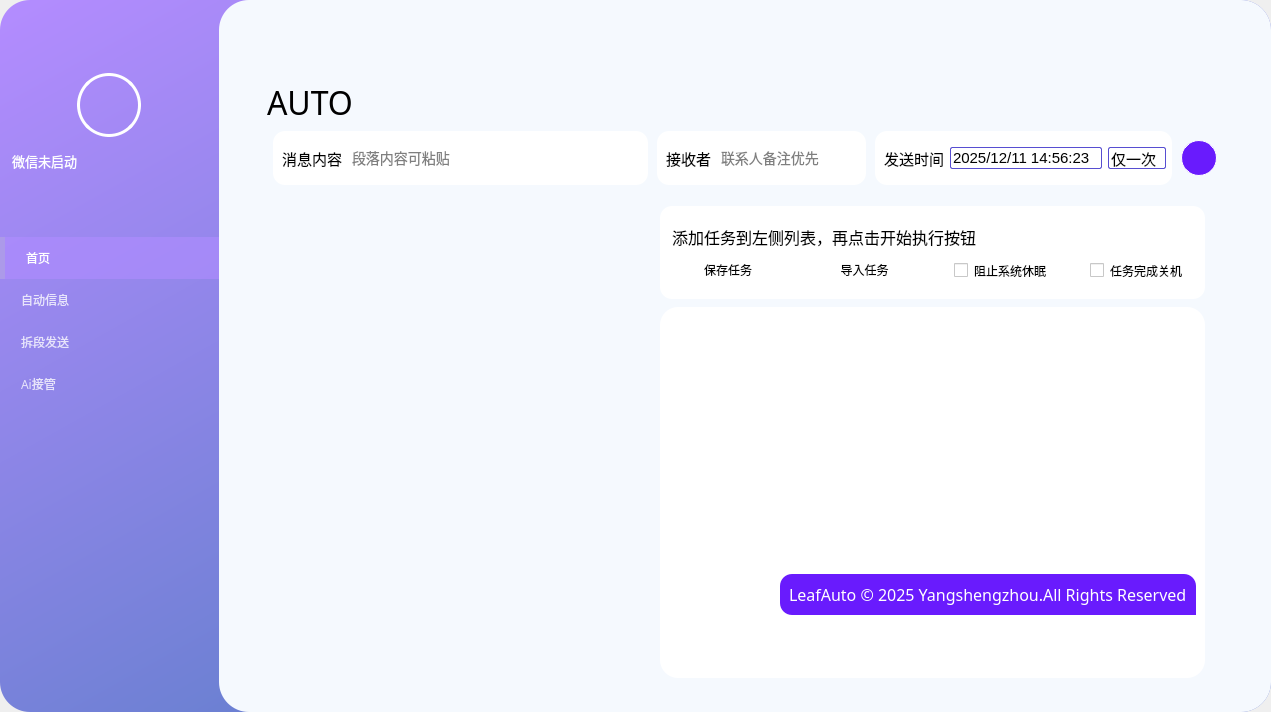
First picture: the form in Ui_MainWindow.ui, repository YangShengzhou03/LeafAutoFly, before the edit.
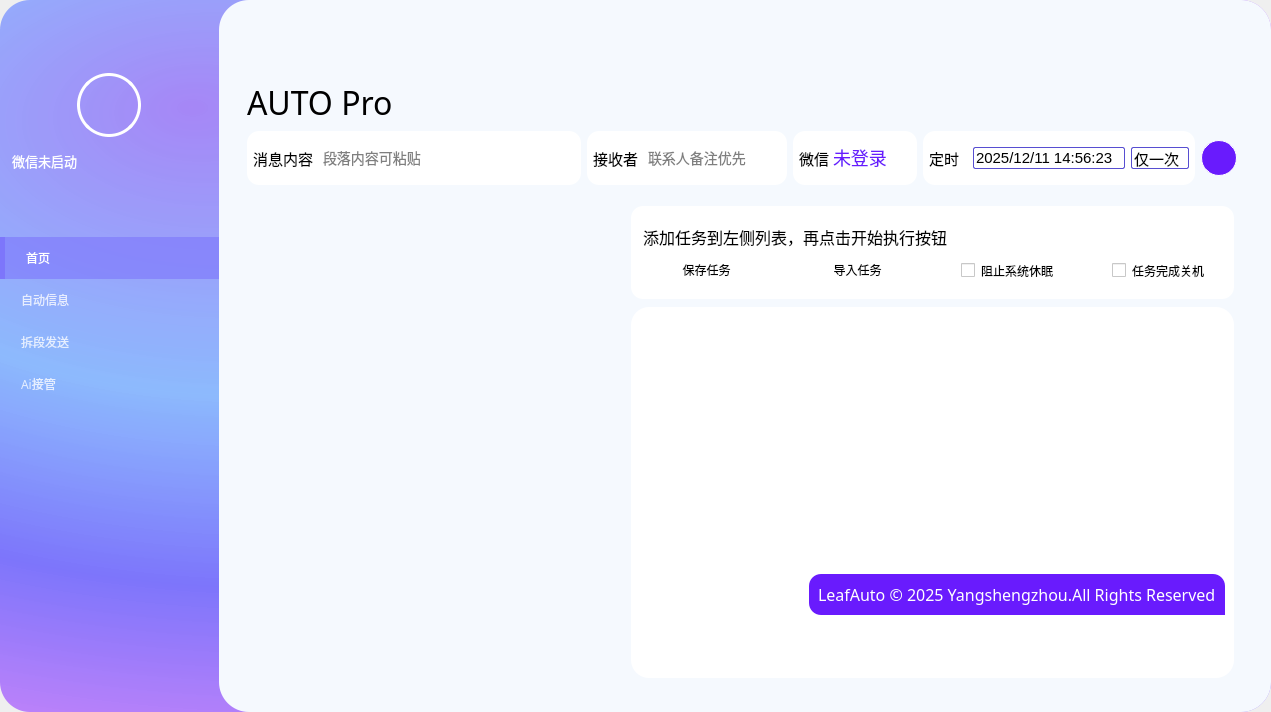
Second picture: the form after the edit. The open tabs and pages were chosen to show the change. Icons and pictures are not drawn.

Commit message: LeafAuto PRO更新

What changed in the file:
```diff
--- a/Ui_MainWindow.ui
+++ b/Ui_MainWindow.ui
@@ -37,7 +37,7 @@
      <widget class="QFrame" name="main_Frame">
       <property name="styleSheet">
        <string notr="true">QFrame#main_Frame{
-background-color: qlineargradient(x0:0, y0:1, x1:1, y1:1,stop:0.4  rgb(107, 128, 210), stop:1 rgb(180, 140, 255));
+background:qradialgradient(cx:0.3,cy:0.3,radius:1.2,fx:0.15,fy:0.15,stop:0 rgba(162,129,247,0.95),stop:0.3 rgba(130,180,255,0.9),stop:0.5 rgba(119,111,252,0.95),stop:0.7 rgba(200,120,250,0.9),stop:0.9 rgba(119,111,252,0.85),stop:1 rgba(80,50,200,0.8));
 border:0px solid red;
 border-radius:30px
 }</string>
@@ -265,24 +265,24 @@
             </property>
             <property name="styleSheet">
              <string notr="true">QListView {
+}
 
+QListView::item {
+    background-color: transparent;
+    color: rgba(255, 255, 255, 199);
+    padding: 12px;
+    padding-left: 18px;
 }
-QListView::item{
-background-color: transparent;
-	color: rgba(255, 255, 255, 199);
-padding:12px;
-padding-left:18px;
-}
+
 QListView::item:hover {
-	background-color: rgba(175, 139, 255, 59);
-
+    background-color: rgba(175, 139, 255, 59);
 }
+
 QListView::item:selected {
-background-color: rgba(175, 139, 255, 159);
-	color: rgb(255, 255, 255);
-border-left:5px solid rgb(172, 154, 233)
-}
-</string>
+    background-color: rgba(125, 118, 251, 159);
+    color: rgb(255, 255, 255);
+    border-left: 5px solid rgb(125, 118, 251);
+}</string>
             </property>
             <property name="currentRow">
              <number>0</number>
@@ -348,13 +348,13 @@
            <number>4</number>
           </property>
           <property name="leftMargin">
-           <number>48</number>
+           <number>28</number>
           </property>
           <property name="topMargin">
            <number>24</number>
           </property>
           <property name="rightMargin">
-           <number>48</number>
+           <number>28</number>
           </property>
           <property name="bottomMargin">
            <number>24</number>
@@ -670,7 +670,7 @@
 }</string>
                    </property>
                    <property name="text">
-                    <string>LeafAUTO</string>
+                    <string>LeafAUTO Pro</string>
                    </property>
                   </widget>
                  </item>
@@ -717,8 +717,7 @@
                         </size>
                        </property>
                        <property name="styleSheet">
-                        <string notr="true">
-QFrame#frame_top1{
+                        <string notr="true">QFrame#frame_top1{
 color: rgb(255, 255, 255);
 border-radius: 10px;
 background-color: qradialgradient(cx:0, cy:0, radius:1, fx:0.1, fy:0.1, stop:0 rgb(162, 129, 247),  stop:1 rgb(119, 111, 252));
@@ -807,7 +806,7 @@
 </string>
                              </property>
                              <property name="text">
-                              <string>正在使用免费试用版</string>
+                              <string>正在使用专业试用版</string>
                              </property>
                              <property name="icon">
                               <iconset>
@@ -881,7 +880,7 @@
 padding-left:12px;</string>
                              </property>
                              <property name="text">
-                              <string>2024年12月12日</string>
+                              <string>2025年6月6日</string>
                              </property>
                              <property name="alignment">
                               <set>Qt::AlignLeading|Qt::AlignLeft|Qt::AlignVCenter</set>
@@ -1943,9 +1942,9 @@
 li.unchecked::marker { content: &quot;\2610&quot;; }
 li.checked::marker { content: &quot;\2612&quot;; }
 &lt;/style&gt;&lt;/head&gt;&lt;body style=&quot; font-family:'微软雅黑 Light'; font-size:9pt; font-weight:400; font-style:normal;&quot;&gt;
-&lt;p align=&quot;center&quot; style=&quot; margin-top:0px; margin-bottom:0px; margin-left:0px; margin-right:0px; -qt-block-indent:0; text-indent:0px;&quot;&gt;&lt;span style=&quot; font-family:'Microsoft YaHei UI'; font-size:14pt; font-weight:700; color:#ffffff;&quot;&gt;欢迎使用枫叶信息自动化&lt;/span&gt;&lt;/p&gt;
+&lt;p align=&quot;center&quot; style=&quot; margin-top:0px; margin-bottom:0px; margin-left:0px; margin-right:0px; -qt-block-indent:0; text-indent:0px;&quot;&gt;&lt;span style=&quot; font-family:'Microsoft YaHei UI'; font-size:14pt; font-weight:700; color:#ffffff;&quot;&gt;欢迎使用LeafAuto Pro&lt;/span&gt;&lt;/p&gt;
 &lt;p align=&quot;justify&quot; style=&quot;-qt-paragraph-type:empty; margin-top:0px; margin-bottom:0px; margin-left:0px; margin-right:0px; -qt-block-indent:0; text-indent:0px; font-family:'Microsoft YaHei UI'; color:#ffffff;&quot;&gt;&lt;br /&gt;&lt;/p&gt;
-&lt;p align=&quot;justify&quot; style=&quot; margin-top:0px; margin-bottom:0px; margin-left:0px; margin-right:0px; -qt-block-indent:0; text-indent:0px;&quot;&gt;&lt;span style=&quot; font-family:'Microsoft YaHei UI'; font-size:12pt; color:#ffffff;&quot;&gt;      &lt;/span&gt;&lt;span style=&quot; font-family:'Microsoft YaHei','sans-serif'; font-size:16px; color:#ffffff;&quot;&gt;LeafAuto 是我在2024年大二时写的练习程序，没想到居然这么多人爱用。希望大家多提宝贵意见，同时也希望大家会喜欢她。 &lt;/span&gt;&lt;/p&gt;
+&lt;p align=&quot;justify&quot; style=&quot; margin-top:0px; margin-bottom:0px; margin-left:0px; margin-right:0px; -qt-block-indent:0; text-indent:0px;&quot;&gt;&lt;span style=&quot; font-family:'Microsoft YaHei UI'; font-size:12pt; color:#ffffff;&quot;&gt;      &lt;/span&gt;&lt;span style=&quot; font-family:'Microsoft YaHei','sans-serif'; font-size:16px; color:#ffffff;&quot;&gt;LeafAuto Pro 是我在2024年大二时写的练习程序，没想到居然这么多人爱用。希望大家多提宝贵意见，同时也希望大家会喜欢她。 &lt;/span&gt;&lt;/p&gt;
 &lt;p align=&quot;justify&quot; style=&quot; margin-top:0px; margin-bottom:0px; margin-left:0px; margin-right:0px; -qt-block-indent:0; text-indent:0px;&quot;&gt;&lt;span style=&quot; font-family:'Microsoft YaHei','sans-serif'; font-size:16px; color:#ffffff;&quot;&gt;       如果您觉得好用，可以推荐给更多人，这样能让她变得更好！ &lt;/span&gt;&lt;/p&gt;&lt;/body&gt;&lt;/html&gt;</string>
                           </property>
                          </widget>
@@ -2105,7 +2104,7 @@
 }</string>
                                </property>
                                <property name="text">
-                                <string>欢迎使用LeafAuto</string>
+                                <string>欢迎使用LeafAuto PRO</string>
                                </property>
                               </widget>
                              </item>
@@ -2142,7 +2141,7 @@
 }</string>
                              </property>
                              <property name="text">
-                              <string>欢迎使用枫叶信息自动化（LeafAuto）</string>
+                              <string>欢迎使用枫叶信息专业版（LeafAuto Pro）</string>
                              </property>
                             </widget>
                            </item>
@@ -2157,7 +2156,7 @@
 }</string>
                              </property>
                              <property name="text">
-                              <string>LeafAuto © 2025 Yangshengzhou All Rights Reserved</string>
+                              <string>LeafAuto Pro © 2025 Yangshengzhou All Rights Reserved</string>
                              </property>
                             </widget>
                            </item>
@@ -2582,7 +2581,7 @@
                                 </font>
                                </property>
                                <property name="text">
-                                <string>枫叶版本</string>
+                                <string>Pro版本</string>
                                </property>
                               </widget>
                              </item>
@@ -2678,21 +2677,21 @@
 }</string>
                    </property>
                    <property name="text">
-                    <string>AUTO</string>
+                    <string>AUTO Pro</string>
                    </property>
                   </widget>
                  </item>
                  <item>
                   <widget class="QFrame" name="DataInput">
-                   <layout class="QHBoxLayout" name="horizontalLayout_5" stretch="0,0,0,0">
+                   <layout class="QHBoxLayout" name="horizontalLayout_5" stretch="0,0,0,0,0">
                     <property name="spacing">
-                     <number>9</number>
+                     <number>6</number>
                     </property>
                     <property name="sizeConstraint">
                      <enum>QLayout::SetDefaultConstraint</enum>
                     </property>
                     <property name="leftMargin">
-                     <number>6</number>
+                     <number>0</number>
                     </property>
                     <property name="topMargin">
                      <number>6</number>
@@ -2713,7 +2712,7 @@
                       </property>
                       <property name="minimumSize">
                        <size>
-                        <width>299</width>
+                        <width>266</width>
                         <height>54</height>
                        </size>
                       </property>
@@ -2741,7 +2740,7 @@
                         <enum>QLayout::SetDefaultConstraint</enum>
                        </property>
                        <property name="leftMargin">
-                        <number>9</number>
+                        <number>6</number>
                        </property>
                        <property name="topMargin">
                         <number>0</number>
@@ -2843,43 +2842,6 @@
                          </property>
                         </widget>
                        </item>
-                       <item>
-                        <widget class="QPushButton" name="video_pushButton_">
-                         <property name="minimumSize">
-                          <size>
-                           <width>32</width>
-                           <height>32</height>
-                          </size>
-                         </property>
-                         <property name="styleSheet">
-                          <string notr="true">QPushButton{
-	background-color: rgba(255, 255, 255, 0);
-border: none;
-border-radius:20px;
-}
-QPushButton:hover {
-
-}
-QPushButton:pressed {
-
-}
-</string>
-                         </property>
-                         <property name="text">
-                          <string/>
-                         </property>
-                         <property name="icon">
-                          <iconset>
-                           <normaloff>resources/img/page1/page1_视频通话.svg</normaloff>resources/img/page1/page1_视频通话.svg</iconset>
-                         </property>
-                         <property name="iconSize">
-                          <size>
-                           <width>24</width>
-                           <height>24</height>
-                          </size>
-                         </property>
-                        </widget>
-                       </item>
                       </layout>
                      </widget>
                     </item>
@@ -2918,7 +2880,7 @@
                         <number>6</number>
                        </property>
                        <property name="leftMargin">
-                        <number>9</number>
+                        <number>6</number>
                        </property>
                        <property name="topMargin">
                         <number>0</number>
@@ -2985,6 +2947,139 @@
                       </layout>
                      </widget>
                     </item>
+                    <item>
+                     <widget class="QFrame" name="frame_37">
+                      <property name="sizePolicy">
+                       <sizepolicy hsizetype="Preferred" vsizetype="Preferred">
+                        <horstretch>0</horstretch>
+                        <verstretch>0</verstretch>
+                       </sizepolicy>
+                      </property>
+                      <property name="minimumSize">
+                       <size>
+                        <width>124</width>
+                        <height>54</height>
+                       </size>
+                      </property>
+                      <property name="maximumSize">
+                       <size>
+                        <width>226</width>
+                        <height>16777215</height>
+                       </size>
+                      </property>
+                      <property name="styleSheet">
+                       <string notr="true">background-color: rgb(255, 255, 255);
+border-radius:12px</string>
+                      </property>
+                      <property name="frameShape">
+                       <enum>QFrame::StyledPanel</enum>
+                      </property>
+                      <property name="frameShadow">
+                       <enum>QFrame::Raised</enum>
+                      </property>
+                      <layout class="QHBoxLayout" name="horizontalLayout_20" stretch="0,1">
+                       <property name="spacing">
+                        <number>2</number>
+                       </property>
+                       <property name="leftMargin">
+                        <number>6</number>
+                       </property>
+                       <property name="topMargin">
+                        <number>0</number>
+                       </property>
+                       <property name="rightMargin">
+                        <number>6</number>
+                       </property>
+                       <property name="bottomMargin">
+                        <number>0</number>
+                       </property>
+                       <item>
+                        <widget class="QLabel" name="label_wxid">
+                         <property name="font">
+                          <font>
+                           <family>微软雅黑 Light</family>
+                           <pointsize>11</pointsize>
+                          </font>
+                         </property>
+                         <property name="styleSheet">
+                          <string notr="true">QLabel {
+    color: rgb(0, 0, 0);
+}</string>
+                         </property>
+                         <property name="text">
+                          <string>微信</string>
+                         </property>
+                        </widget>
+                       </item>
+                       <item>
+                        <widget class="QComboBox" name="comboBox_wxName">
+                         <property name="sizePolicy">
+                          <sizepolicy hsizetype="Preferred" vsizetype="Fixed">
+                           <horstretch>0</horstretch>
+                           <verstretch>0</verstretch>
+                          </sizepolicy>
+                         </property>
+                         <property name="minimumSize">
+                          <size>
+                           <width>56</width>
+                           <height>0</height>
+                          </size>
+                         </property>
+                         <property name="maximumSize">
+                          <size>
+                           <width>16777215</width>
+                           <height>16777215</height>
+                          </size>
+                         </property>
+                         <property name="styleSheet">
+                          <string notr="true">QComboBox {
+    background-color: #FFFFFF;
+    border: 0px solid rgb(87, 78, 209);
+    border-radius: 0px;
+    color: rgb(105, 27, 253);
+    font-size: 18px;
+    padding-right: 0;
+    text-align: center;
+    padding-left: 2px;
+}
+
+QComboBox:hover {
+    background-color: rgba(229, 228, 253, 0.2);
+}
+
+QComboBox:focus {
+    border-color: rgb(35, 26, 132);
+}
+
+QComboBox::drop-down {
+    width: 0px;
+}
+
+QComboBox::down-arrow {
+    image: none;
+}
+
+QComboBox QAbstractItemView {
+    background-color: #FFFFFF;
+    border: 0px;
+    border-radius: 4px;
+    color: rgb(0, 0, 0);
+    font-size: 15px;
+    padding: 0px;
+    selection-background-color: rgb(229, 228, 253);
+    selection-color: rgb(0, 0, 0);
+}</string>
+                         </property>
+                         <item>
+                          <property name="text">
+                           <string>未登录</string>
+                          </property>
+                         </item>
+                        </widget>
+                       </item>
+                      </layout>
+                     </widget>
+                    </item>
                     <item>
                      <widget class="QFrame" name="frame_45">
                       <property name="sizePolicy">
@@ -3017,7 +3112,7 @@
                         <number>6</number>
                        </property>
                        <property name="leftMargin">
-                        <number>9</number>
+                        <number>6</number>
                        </property>
                        <property name="topMargin">
                         <number>0</number>
@@ -3042,7 +3137,7 @@
 }</string>
                          </property>
                          <property name="text">
-                          <string>发送时间</string>
+                          <string>定时</string>
                          </property>
                         </widget>
                        </item>
@@ -3257,13 +3352,13 @@
                     <number>7</number>
                    </property>
                    <property name="leftMargin">
-                    <number>9</number>
+                    <number>0</number>
                    </property>
                    <property name="topMargin">
                     <number>6</number>
                    </property>
                    <property name="rightMargin">
-                    <number>9</number>
+                    <number>0</number>
                    </property>
                    <property name="bottomMargin">
                     <number>6</number>
@@ -3348,7 +3443,7 @@
                         <x>0</x>
                         <y>0</y>
                         <width>368</width>
-                        <height>482</height>
+                        <height>488</height>
                        </rect>
                       </property>
                       <layout class="QFormLayout" name="formLayout_3">
@@ -3930,7 +4025,7 @@
 }</string>
                    </property>
                    <property name="text">
-                    <string>Smart Split</string>
+                    <string>Smart Split Pro</string>
                    </property>
                   </widget>
                  </item>
@@ -4527,7 +4622,7 @@
 }</string>
                    </property>
                    <property name="text">
-                    <string>Leaf Ai</string>
+                    <string>Leaf Ai Pro</string>
                    </property>
                   </widget>
                  </item>
```
The commit also changes 8 other files.
